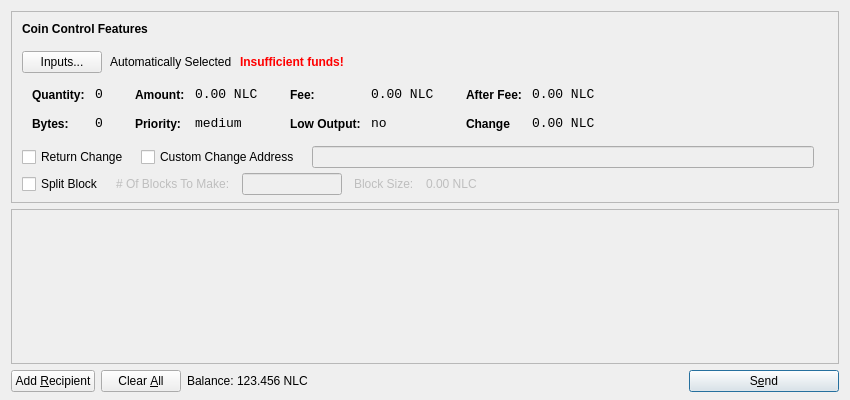
Above: src/qt/forms/sendcoinsdialog.ui from NoLimitCoin/NoLimitCoin-Core before the change. Below: the same form after it.
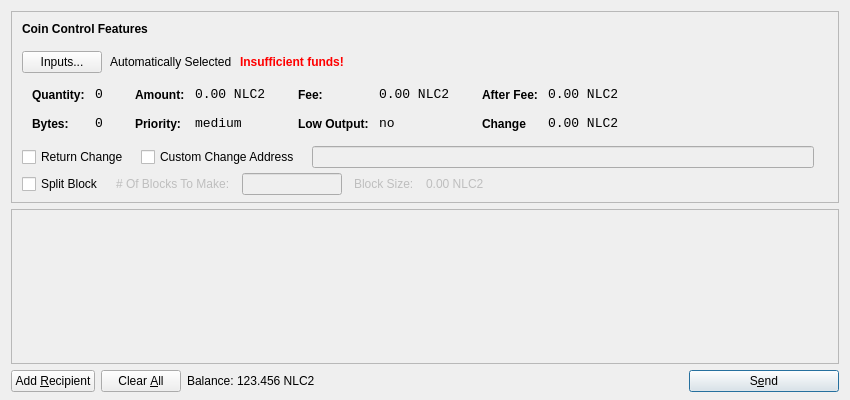
That is the form after the change. Icons and pictures are not drawn.

The edit to the form file:
```diff
--- a/src/qt/forms/sendcoinsdialog.ui
+++ b/src/qt/forms/sendcoinsdialog.ui
@@ -321,7 +321,7 @@
                   <enum>Qt::ActionsContextMenu</enum>
                  </property>
                  <property name="text">
-                  <string>0.00 NLC</string>
+                  <string>0.00 NLC2</string>
                  </property>
                  <property name="textInteractionFlags">
                   <set>Qt::LinksAccessibleByMouse|Qt::TextSelectableByKeyboard|Qt::TextSelectableByMouse</set>
@@ -407,7 +407,7 @@
                   <enum>Qt::ActionsContextMenu</enum>
                  </property>
                  <property name="text">
-                  <string>0.00 NLC</string>
+                  <string>0.00 NLC2</string>
                  </property>
                  <property name="textInteractionFlags">
                   <set>Qt::LinksAccessibleByMouse|Qt::TextSelectableByKeyboard|Qt::TextSelectableByMouse</set>
@@ -496,7 +496,7 @@
                   <enum>Qt::ActionsContextMenu</enum>
                  </property>
                  <property name="text">
-                  <string>0.00 NLC</string>
+                  <string>0.00 NLC2</string>
                  </property>
                  <property name="textInteractionFlags">
                   <set>Qt::LinksAccessibleByMouse|Qt::TextSelectableByKeyboard|Qt::TextSelectableByMouse</set>
@@ -528,7 +528,7 @@
                   <enum>Qt::ActionsContextMenu</enum>
                  </property>
                  <property name="text">
-                  <string>0.00 NLC</string>
+                  <string>0.00 NLC2</string>
                  </property>
                  <property name="textInteractionFlags">
                   <set>Qt::LinksAccessibleByMouse|Qt::TextSelectableByKeyboard|Qt::TextSelectableByMouse</set>
@@ -676,7 +676,7 @@
               <bool>false</bool> 
              </property> 
              <property name="text"> 
-              <string>0.00 NLC</string> 
+              <string>0.00 NLC2</string> 
              </property>
             </widget> 
             </item>
@@ -817,7 +817,7 @@
           <cursorShape>IBeamCursor</cursorShape>
          </property>
          <property name="text">
-          <string>123.456 NLC</string>
+          <string>123.456 NLC2</string>
          </property>
          <property name="textInteractionFlags">
           <set>Qt::LinksAccessibleByMouse|Qt::TextSelectableByKeyboard|Qt::TextSelectableByMouse</set>
```
